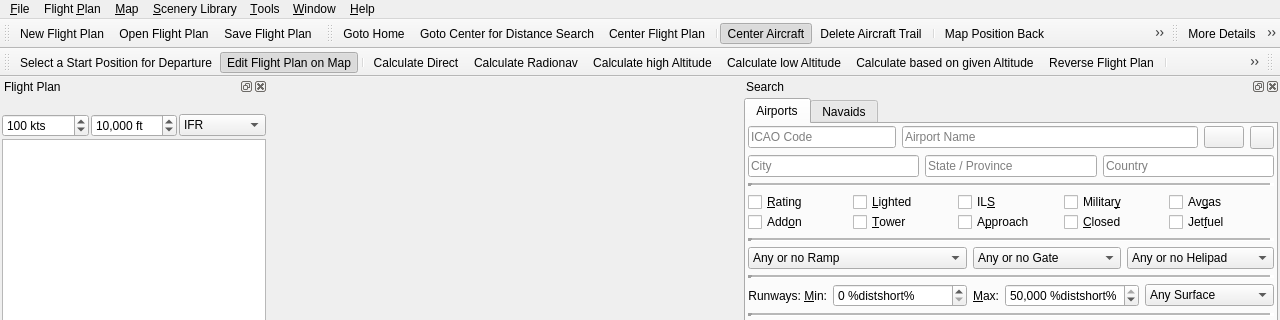
First picture: the form in src/gui/mainwindow.ui, repository albar965/littlenavmap, before the edit; both pictures show x 0 to 1280 and y 0 to 320 of the 1280 by 900 pixel window.
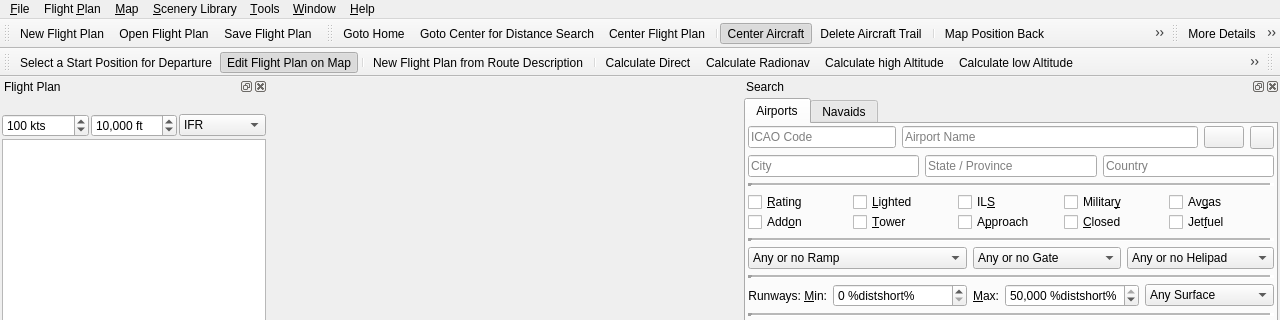
Second picture: the form after the edit. Icons and pictures are not drawn.

Commit message: Made departure and destination airport mandatory again to allow exclusion of navaids by distance. Added button to toolbar. #78

The edit to the form file:
```diff
--- a/src/gui/mainwindow.ui
+++ b/src/gui/mainwindow.ui
@@ -2554,6 +2554,8 @@
    <addaction name="actionRouteSelectParking"/>
    <addaction name="actionRouteEditMode"/>
    <addaction name="separator"/>
+   <addaction name="actionRouteNewFromString"/>
+   <addaction name="separator"/>
    <addaction name="actionRouteCalcDirect"/>
    <addaction name="actionRouteCalcRadionav"/>
    <addaction name="actionRouteCalcHighAlt"/>
```
Left out of the diff: 3 changed lines with no effect on the pictures. The commit also changes 2 other files.
